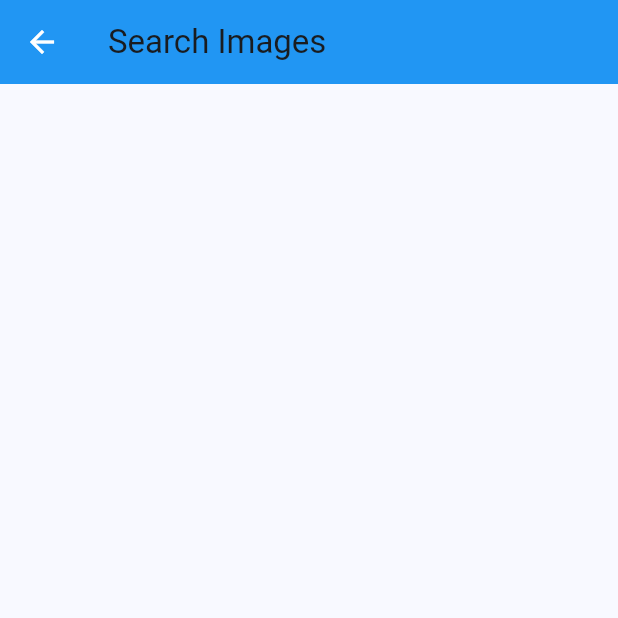
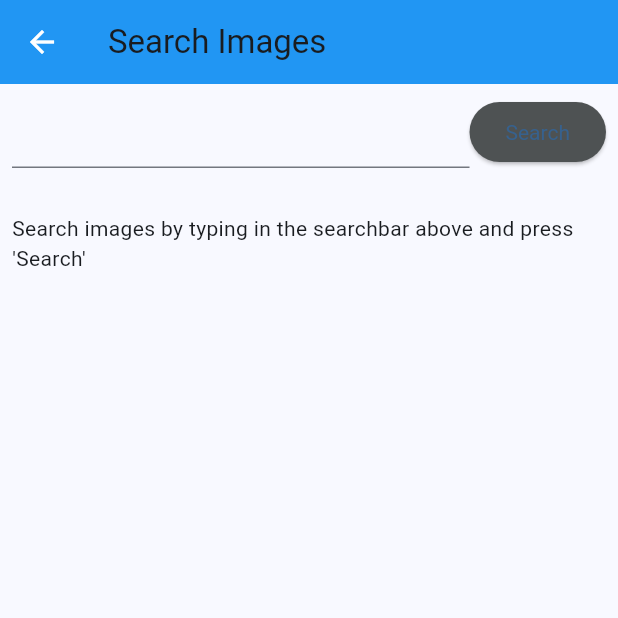
Before and after one commit to FlutterTim/flutter_gallery_app, a Flutter app: the screen it shows after launch, after a tap on "Search Images", on a phone screen of 412 x 824 dp, the top half of it. Run offline on Flutter 3.47's test engine with Material 3 defaults, Android fonts, the phone set to English and light mode, and no system bars; our stand-ins replace flutter_dotenv, flutter_hooks, go_router, hooks_riverpod; missing offline and left inert: fast_cached_network_image; generated files the repository leaves out were written again; network calls fail.

Commit message:
feat: add option to search for images

```diff
--- a/lib/l10n/app_en.arb
+++ b/lib/l10n/app_en.arb
@@ -1,6 +1,9 @@
 {
   "favoritesScreenTitle": "Favorite Images",
   "homeScreenTitle": "Home Screen",
+  "initialSearchMessage": "Search images by typing in the searchbar above and press 'Search'",
+  "noImagesFound": "No images found with that search term",
+  "search": "Search",
   "searchScreenTitle": "Search Images",
   "title": "Gallery App"
 }
--- a/lib/l10n/app_nl.arb
+++ b/lib/l10n/app_nl.arb
@@ -1,6 +1,9 @@
 {
   "favoritesScreenTitle": "Favoriete afbeeldingen",
   "homeScreenTitle": "Startscherm",
+  "initialSearchMessage": "Zoek afbeeldingen door in de zoekbalk hierboven te typen, druk daarna op 'Zoeken'",
+  "noImagesFound": "Geen afbeeldingen gevonden met die zoekterm",
+  "search": "Zoeken",
   "searchScreenTitle": "Afbeeldingen zoeken",
   "title": "Gallerij App"
 }
--- a/lib/main.dart
+++ b/lib/main.dart
@@ -1,11 +1,37 @@
+import 'dart:io';
+
+import 'package:fast_cached_network_image/fast_cached_network_image.dart';
 import 'package:flutter/material.dart';
+import 'package:flutter_dotenv/flutter_dotenv.dart';
 import 'package:flutter_gallery/routes.dart';
 import 'package:flutter_gallery/theme.dart';
 import 'package:flutter_localizations/flutter_localizations.dart';
 import 'package:flutter_gen/gen_l10n/app_localizations.dart';
+import 'package:hooks_riverpod/hooks_riverpod.dart';
+import 'package:path_provider/path_provider.dart';
 
-void main() {
-  runApp(const GalleryApp());
+var locale = Platform.localeName;
+
+Future main() async {
+  await dotenv.load(fileName: ".env");
+  if (locale.contains('nl')) {
+    locale = "nl-NL";
+  } else {
+    locale = "en-US";
+  }
+  WidgetsFlutterBinding.ensureInitialized();
+  String storageLocation = (await getApplicationDocumentsDirectory()).path;
+  await FastCachedImageConfig.init(
+    subDir: storageLocation,
+    clearCacheAfter: const Duration(
+      days: 1,
+    ),
+  );
+  runApp(
+    const ProviderScope(
+      child: GalleryApp(),
+    ),
+  );
 }
 
 class GalleryApp extends StatelessWidget {
--- /dev/null
+++ b/lib/models/searchresult.dart
@@ -0,0 +1,28 @@
+class SearchResult {
+  SearchResult({
+    required this.images,
+    required this.pageNumber,
+    required this.amountOfImages,
+    required this.nextPage,
+  });
+
+  List<String> images;
+  int pageNumber;
+  int amountOfImages;
+  String nextPage;
+
+  factory SearchResult.fromMap(Map<String, dynamic> map) {
+    return SearchResult(
+        pageNumber: map['page'],
+        amountOfImages: map['total_results'],
+        images: map['photos'] != null
+            ? List<String>.from(
+                (map['photos'] as List<dynamic>).map(
+                  (image) => (image as Map<String, dynamic>)['src']['medium']
+                      as String,
+                ),
+              )
+            : [],
+        nextPage: map['next_page']);
+  }
+}
--- a/lib/ui/screens/search_screen.dart
+++ b/lib/ui/screens/search_screen.dart
@@ -1,18 +1,64 @@
 import 'package:flutter/material.dart';
+import 'package:flutter_gallery/models/searchresult.dart';
+import 'package:flutter_gallery/services/image.dart';
+import 'package:flutter_gallery/ui/widgets/button.dart';
+import 'package:flutter_gallery/ui/widgets/images_overview.dart';
 import 'package:flutter_gallery/utilities/localizations.dart';
+import 'package:flutter_hooks/flutter_hooks.dart';
+import 'package:hooks_riverpod/hooks_riverpod.dart';
 
-class SearchScreen extends StatelessWidget {
+class SearchScreen extends HookConsumerWidget {
   const SearchScreen({super.key});
 
   @override
-  Widget build(BuildContext context) {
+  Widget build(BuildContext context, WidgetRef ref) {
     var localizations = context.localizations;
+    var searchController = useTextEditingController();
+    var imageService = ref.read(imageServiceProvider);
+    ValueNotifier<SearchResult?> searchResult = useState(null);
+
     return Scaffold(
       appBar: AppBar(
         title: Text(
           localizations.searchScreenTitle,
         ),
       ),
+      body: Padding(
+        padding: const EdgeInsets.all(8.0),
+        child: Column(
+          children: [
+            Row(
+              mainAxisSize: MainAxisSize.max,
+              children: [
+                Expanded(
+                  child: TextField(
+                    controller: searchController,
+                  ),
+                ),
+                Button(
+                  onPressed: () async => searchResult.value =
+                      await imageService.fetchImages(searchController.text),
+                  buttonText: localizations.search,
+                )
+              ],
+            ),
+            const SizedBox(
+              height: 30,
+            ),
+            if (searchResult.value != null) ...[
+              if (searchResult.value!.amountOfImages == 0) ...[
+                Text(localizations.noImagesFound),
+              ] else ...[
+                ImagesOverview(
+                  images: searchResult.value!.images,
+                ),
+              ],
+            ] else ...[
+              Text(localizations.initialSearchMessage),
+            ],
+          ],
+        ),
+      ),
     );
   }
 }
```
Also changed, not shown: lib/services/image.dart (added, +32 -0 lines), lib/ui/widgets/images_overview.dart (added, +37 -0 lines), pubspec.yaml (+7 -2 lines), 3 other files.
